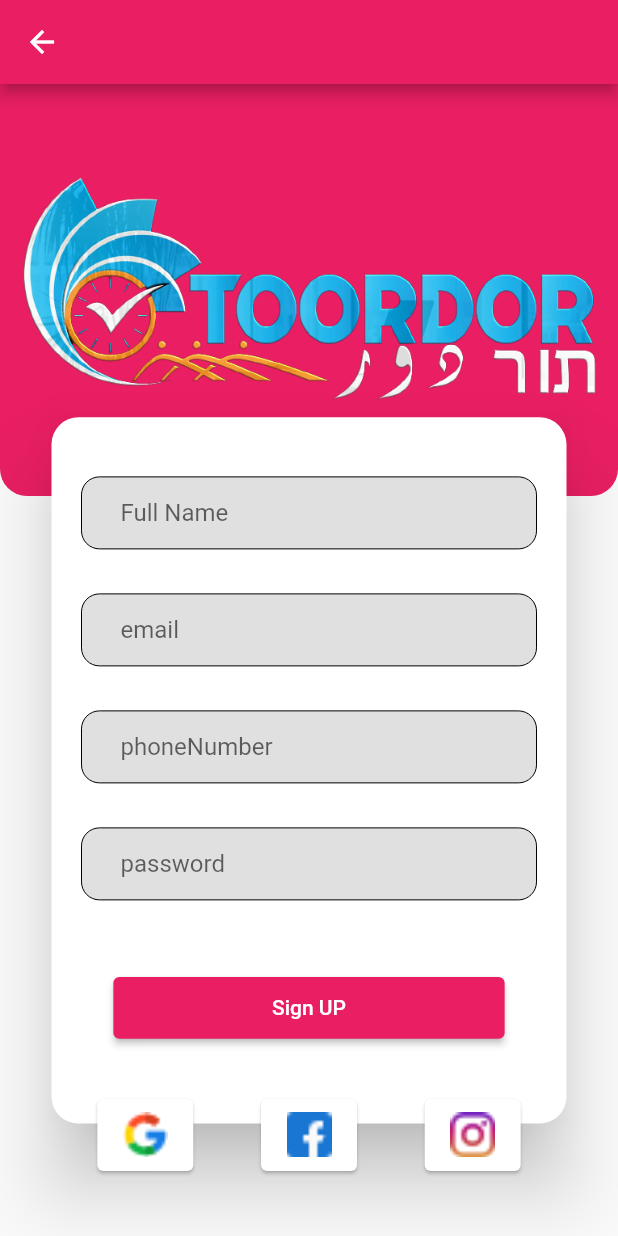
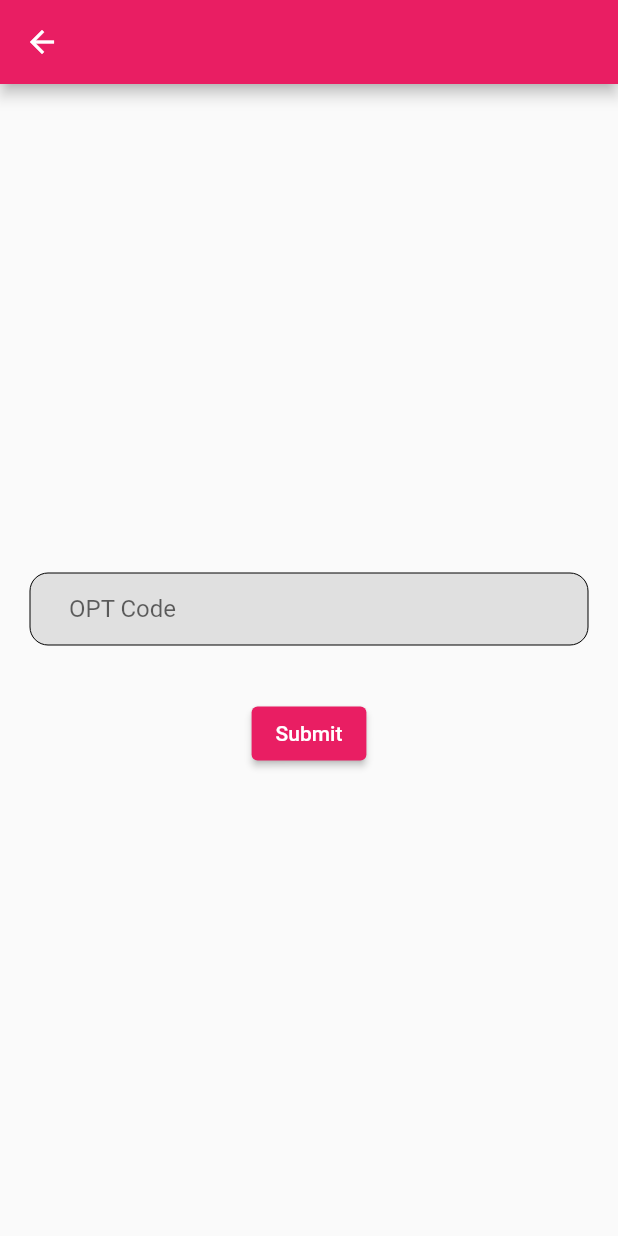
Before and after one commit to manaralkurdi3/toordornew, a Flutter app: the SignUP screen opened directly, after a tap on "Sign UP", on a phone screen of 412 x 824 dp. Run offline on Flutter 3.47's test engine with Material 2 defaults, Android fonts, the phone set to English and light mode, and no system bars.

Commit message:
Sign in Screen

```diff
--- a/lib/View/Screen/CreateAccount.dart
+++ b/lib/View/Screen/CreateAccount.dart
@@ -9,8 +9,9 @@ class SignUP extends StatelessWidget {
   Controller c = Controller();
   TextEditingController name = TextEditingController();
   TextEditingController userName = TextEditingController();
-  TextEditingController phoneNumber=TextEditingController();
-  TextEditingController password=TextEditingController();
+  TextEditingController phoneNumber = TextEditingController();
+  TextEditingController password = TextEditingController();
+
   @override
   Widget build(BuildContext context) {
     double h = MediaQuery.of(context).size.height;
@@ -76,7 +77,7 @@ class SignUP extends StatelessWidget {
                               width: w / 1.8,
                               height: h / 20,
                               child: const Center(child: Text('Sign UP'))),
-                          onPressed: () {}),
+                          onPressed: () => c.navigatorGo(context, OTPScreen())),
                       SizedBox(height: h * 0.02),
                       SizedBox(height: h * 0.01),
                       Padding(
@@ -104,3 +105,23 @@ class SignUP extends StatelessWidget {
     );
   }
 }
+
+class OTPScreen extends StatelessWidget {
+  OTPScreen({Key? key}) : super(key: key);
+  TextEditingController otp = TextEditingController();
+
+  @override
+  Widget build(BuildContext context) {
+    return Scaffold(
+      appBar: AppBar(),
+      body: Column(
+        mainAxisAlignment: MainAxisAlignment.center,
+        children: [
+          TextForm(hint: 'OPT Code', controller: otp),
+          const SizedBox(height: 20),
+          ElevatedButton(onPressed: () {}, child: const Text('Submit'))
+        ],
+      ),
+    );
+  }
+}
```
Also changed, not shown: lib/View/Screen/ForgetPassword.dart (+14 -3 lines), lib/View/Screen/Home.dart (+21 -1 lines), lib/View/Screen/SignIN.dart (+21 -10 lines).
